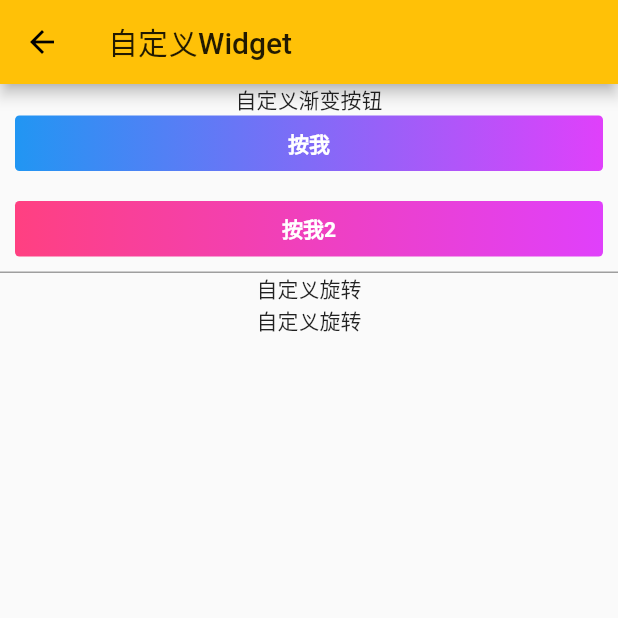
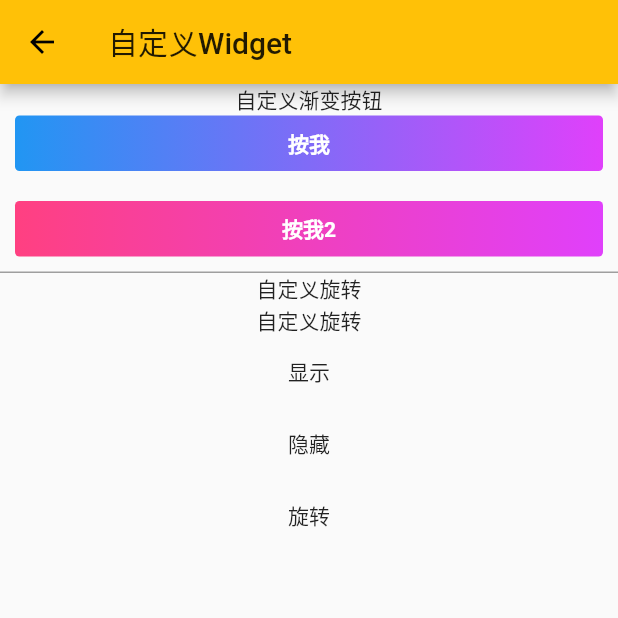
Before and after one commit to wuxinxi/flutter_app_1, a Flutter app: the CustomWidget screen opened directly, on a phone screen of 412 x 824 dp, the top half of it. Run offline on Flutter 3.47's test engine with Material 2 defaults, Android fonts, the phone set to English and light mode, and no system bars; project files that could hold a hidden picture were left out.

Commit message:
Learning makes me happy-8

```diff
--- a/lib/10_custom_widget.dart
+++ b/lib/10_custom_widget.dart
@@ -2,6 +2,7 @@ import 'dart:math';
 
 import 'package:flutter/material.dart';
 import 'package:flutter_app_1/widget/gradient_button.dart';
+import 'package:flutter_app_1/widget/progress_widget.dart';
 import 'package:flutter_app_1/widget/turn_box.dart';
 
 class CustomWidget extends StatefulWidget {
@@ -39,7 +40,7 @@ class CustomWidgetState extends State<CustomWidget> {
             ),
           ),
           Padding(
-            padding: EdgeInsets.only(left: 10, right: 10,top: 20),
+            padding: EdgeInsets.only(left: 10, right: 10, top: 20),
             child: GradientButton(
               child: Text('按我2'),
               onPressed: () {
@@ -74,6 +75,7 @@ class CustomWidgetState extends State<CustomWidget> {
             ),
           ),
           Text('自定义旋转'),
+          ProgressWidget(),
         ],
       ),
     );
--- a/lib/widget/progress_widget.dart
+++ b/lib/widget/progress_widget.dart
@@ -1,17 +1,65 @@
+import 'dart:ui';
+
 import 'package:flutter/material.dart';
+import 'package:flutter/widgets.dart';
 
-class ProgressWidget extends StatefulWidget{
+class ProgressWidget extends StatefulWidget {
   @override
-  State<StatefulWidget> createState() {
-    return null;
+  State<StatefulWidget> createState() => ProgressWidgetState();
+}
+
+class ProgressWidgetState extends State<ProgressWidget>
+    with TickerProviderStateMixin {
+  AnimationController controller;
+  AnimationController scaleController;
+  Animation<double> rotateAnimation;
+  Animation<double> scaleAnimation;
+
+  @override
+  void initState() {
+    controller =
+        AnimationController(vsync: this, duration: Duration(milliseconds: 600));
+    scaleController =
+        AnimationController(vsync: this, duration: Duration(seconds: 1));
+    rotateAnimation = Tween(begin: 0.0, end: 1.0).animate(controller);
+    scaleAnimation = Tween(begin: 0.0, end: 60.0).animate(scaleController)
+      ..addListener(() => setState(() => {}));
+    super.initState();
+  }
+
+  @override
+  Widget build(BuildContext context) {
+    return Column(
+      children: <Widget>[
+        RotationTransition(
+          child: ScaleTransition(
+            child: Icon(
+              Icons.refresh,
+              size: scaleAnimation.value,
+            ),
+            scale: scaleController,
+          ),
+          turns: controller,
+        ),
+        FlatButton(
+          child: Text('显示'),
+          onPressed: () => scaleController.forward(),
+        ),
+        FlatButton(
+          child: Text('隐藏'),
+          onPressed: () async {
+            await scaleController.reverse();
+            controller.stop();
+          },
+        ),
+        FlatButton(
+          child: Text('旋转'),
+          onPressed: () {
+            controller.forward();
+            controller.repeat();
+          },
+        ),
+      ],
+    );
   }
 }
-
-class ProgressWidgetState extends State<ProgressWidget>{
-  @override
-  Widget build(BuildContext context) {
-    // TODO: implement build
-    return null;
-  }
-
-}
```
